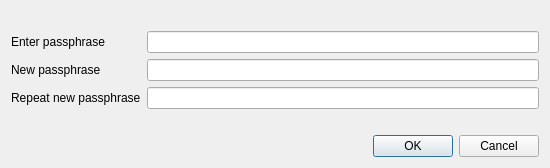
Qt form src/qt/forms/askpassphrasedialog.ui (PalinuroSec/FrozenBoxCoin) before a commit.
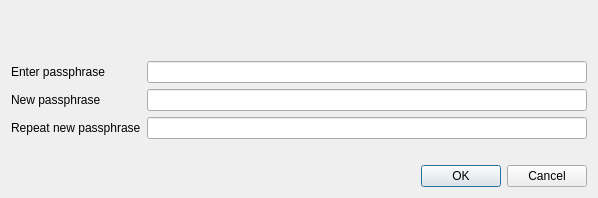
The same form after that commit.

The edit to the form file:
```diff
--- a/src/qt/forms/askpassphrasedialog.ui
+++ b/src/qt/forms/askpassphrasedialog.ui
@@ -2,7 +2,7 @@
 <ui version="4.0">
  <class>AskPassphraseDialog</class>
  <widget class="QDialog" name="AskPassphraseDialog">
-  <property name="GEOmetry">
+  <property name="geometry">
    <rect>
     <x>0</x>
     <y>0</y>
```
